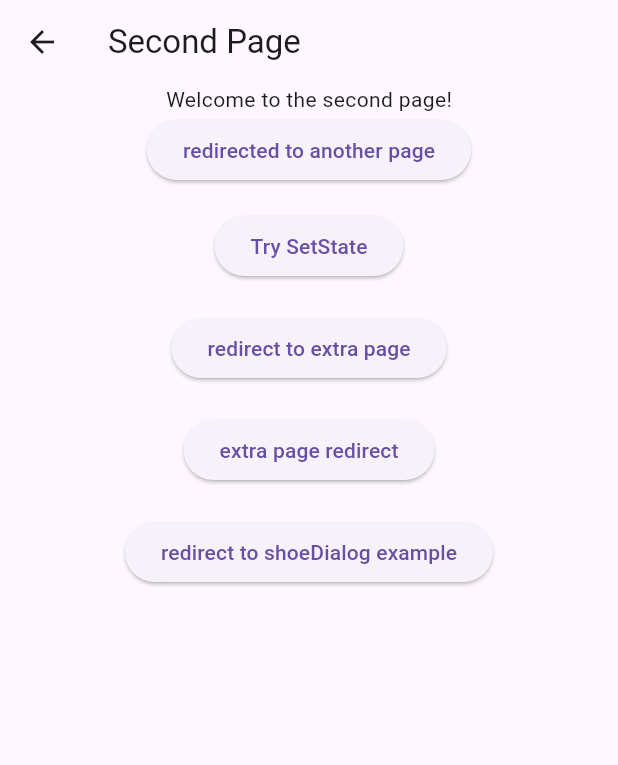
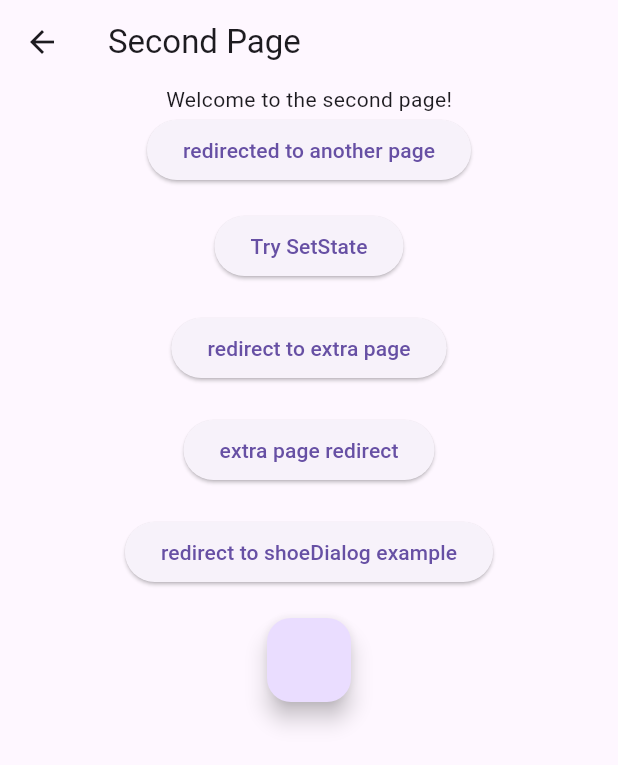
Before and after one commit to indrajeet62051/practice_flutter, a Flutter app: the SecondPage screen opened directly, on a phone screen of 412 x 824 dp. Shown: the top 765 px of the screen. Run offline on Flutter 3.47's test engine with Material 3 defaults, Android fonts, the phone set to English and light mode, and no system bars.

Commit message:
practice

```diff
--- a/lib/API_practice.dart
+++ b/lib/api_practice.dart
@@ -1,4 +1,3 @@
-import 'package:flutter/cupertino.dart';
 import 'package:flutter/material.dart';
 
 void main(){
--- a/lib/main.dart
+++ b/lib/main.dart
@@ -1,5 +1,6 @@
 import 'package:flutter/cupertino.dart';
 import 'package:flutter/material.dart';
+import 'package:practice_flutter/API_practice.dart';
 import 'setState_example.dart';
 import 'async_await_future.dart';
 import 'ListView_With_useInput.dart';
@@ -109,7 +110,9 @@ class SecondPage extends StatelessWidget {
                 ],
               ) ;
             });
-          }, child: Text("redirect to shoeDialog example"))
+          }, child: Text("redirect to shoeDialog example")),
+          SizedBox(height: 20,),
+          FloatingActionButton(onPressed: (){Navigator.push(context, MaterialPageRoute(builder: (context) => practice()));})
 
         ],
       )),
```
